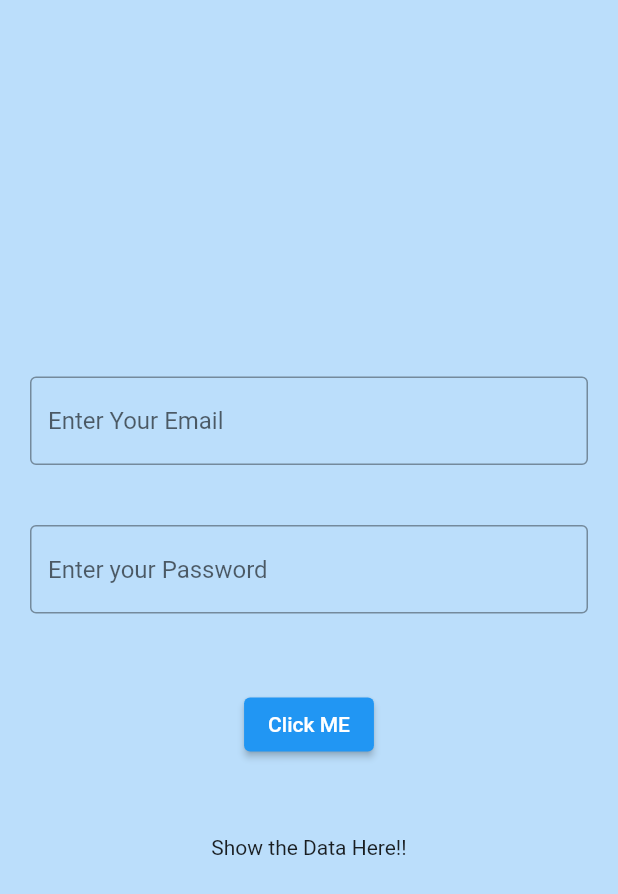
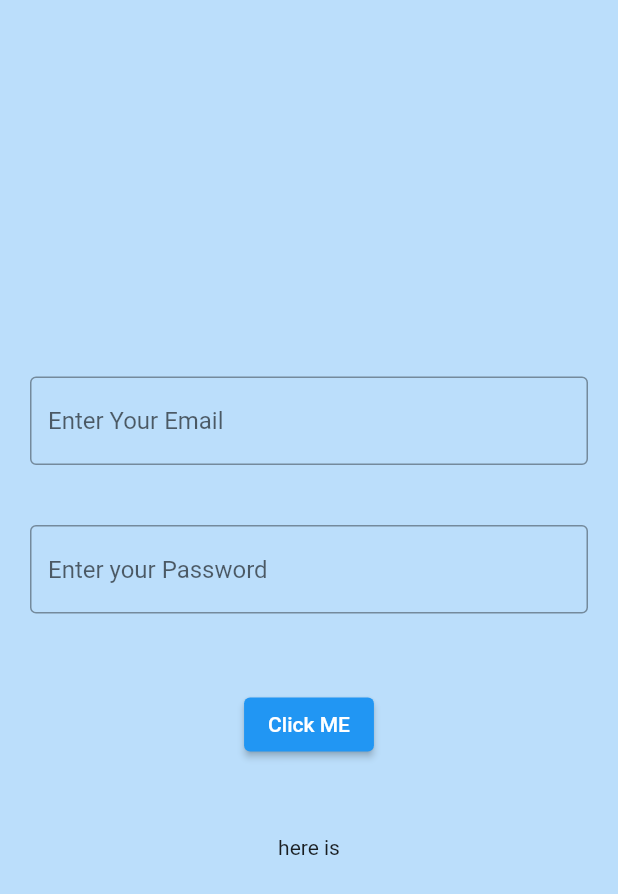
Before and after one commit to Irfadg/Facebook_demo_UI, a Flutter app: the screen it shows after launch, after a tap on "Click ME", on a phone screen of 412 x 824 dp. Shown: the top 894 px of the screen. Run offline on Flutter 3.47's test engine with Material 2 defaults, Android fonts, the phone set to English and light mode, and no system bars.

```diff
--- a/lib/main.dart
+++ b/lib/main.dart
@@ -1,5 +1,3 @@
-// ignore_for_file: prefer_const_constructors
-
 import 'package:flutter/cupertino.dart';
 import 'package:flutter/material.dart';
 
@@ -16,14 +14,15 @@ class Myapp extends StatelessWidget {
       theme: ThemeData(
         backgroundColor: Colors.indigo,
       ),
-      home: const Loginpage(),
+      home: Loginpage(),
     );
   }
 }
 
 class Loginpage extends StatelessWidget {
-  const Loginpage({Key? key}) : super(key: key);
-
+  Loginpage({Key? key}) : super(key: key);
+  final _textcontroller = TextEditingController();
+  final _textcontrollerforpassword = TextEditingController();
   @override
   Widget build(BuildContext context) {
     return Scaffold(
@@ -32,37 +31,42 @@ class Loginpage extends StatelessWidget {
         child: Center(
           child: Container(
             child: Column(
-            mainAxisAlignment: MainAxisAlignment.center,
-              children:  [
+              mainAxisAlignment: MainAxisAlignment.center,
+              children: [
                 Padding(
                   padding: const EdgeInsets.all(20),
                   child: TextField(
+                    controller: _textcontroller,
                     decoration: InputDecoration(
-                        border: OutlineInputBorder(),
-                        hintText: 'Enter Your Email',
-                  ),
+                      border: OutlineInputBorder(),
+                      hintText: 'Enter Your Email',
+                    ),
                   ),
                 ),
                 Padding(
                   padding: const EdgeInsets.all(20),
                   child: TextField(
+                    controller: _textcontrollerforpassword,
                     decoration: InputDecoration(
                       border: OutlineInputBorder(),
-                        hintText: 'Enter your Password',
-
+                      hintText: 'Enter your Password',
                     ),
                   ),
                 ),
                 Padding(
                   padding: const EdgeInsets.all(30),
                   child: ElevatedButton(
-                    onPressed: () {},
+                    onPressed: () {
+                      //Get value
+                      print(_textcontroller.text);
+                      print(_textcontrollerforpassword.text);
+                    },
                     child: Text("Click ME"),
                   ),
                 ),
                 Padding(
                   padding: const EdgeInsets.all(20),
-                  child: Text("Show the Data Here!!"),
+                  child: Text("here is"),
                 )
               ],
             ),
@@ -72,3 +76,8 @@ class Loginpage extends StatelessWidget {
     );
   }
 }
+
+//access the input values from textbox
+//textcontroller
+//controller
+//texteditingcontroller
```
